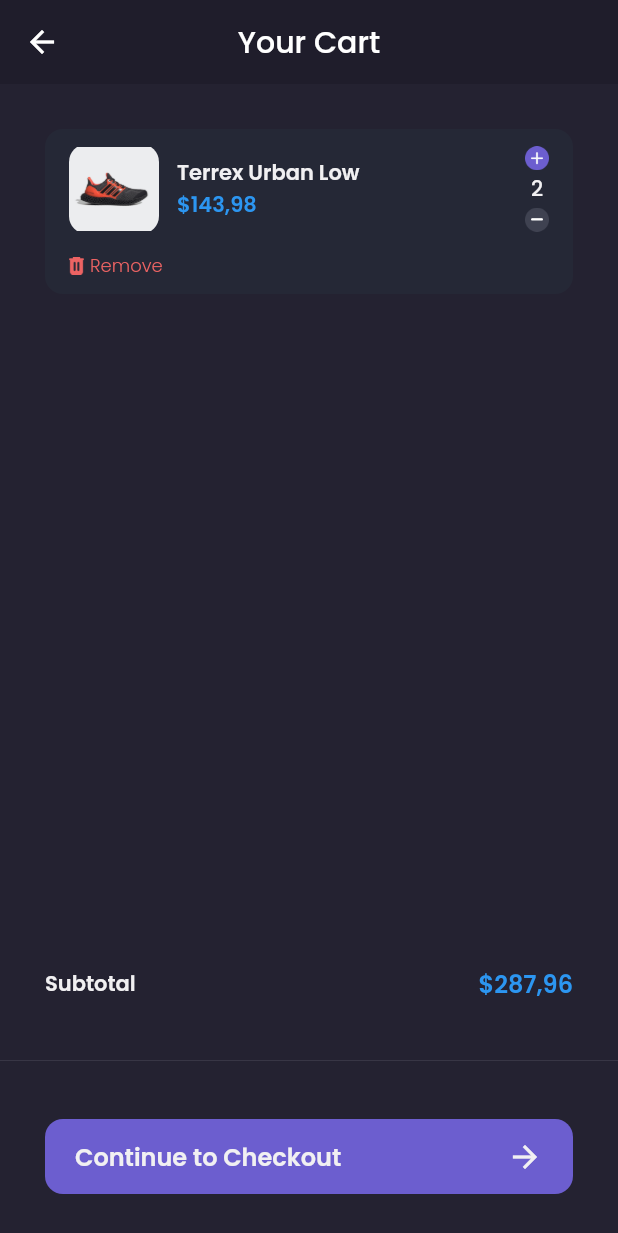
After one commit to RezaGustian29/shamo, a Flutter app: the CartPage screen opened by its route, on a phone screen of 412 x 824 dp. The commit adds this screen. Shown: the top 1233 px of the screen. Run offline on Flutter 3.47's test engine with Material 2 defaults, Android fonts, the phone set to English and light mode, and no system bars; our stand-ins replace carousel_slider.

Commit message:
add Cart Page

```diff
--- a/lib/main.dart
+++ b/lib/main.dart
@@ -7,6 +7,7 @@ import 'package:shamo/screens/home/main_page.dart';
 import 'package:shamo/screens/pages/edit_profile_page.dart';
 import 'package:shamo/screens/pages/product_page.dart';
 
+import 'screens/pages/cart_page.dart';
 import 'screens/splash/splash_screen.dart';
 
 void main() {
@@ -31,6 +32,7 @@ class MyApp extends StatelessWidget {
         '/detail-chat': (context) => const DetailChatPage(),
         '/edit-page': (context) => const EditProfilePage(),
         '/product': (context) => ProductPage(),
+        '/cart': (context) => const CartPage(),
       },
     );
   }
--- a/lib/screens/home/main_page.dart
+++ b/lib/screens/home/main_page.dart
@@ -18,7 +18,9 @@ class _MainPageState extends State<MainPage> {
   Widget build(BuildContext context) {
     Widget cartButton() {
       return FloatingActionButton(
-        onPressed: () {},
+        onPressed: () {
+          Navigator.pushNamed(context, '/cart');
+        },
         backgroundColor: AppColors.secondaryColor,
         child: Image.asset(
           'assets/icons/icon_cart.png',
--- /dev/null
+++ b/lib/screens/pages/cart_page.dart
@@ -0,0 +1,182 @@
+import 'package:flutter/material.dart';
+import 'package:shamo/config/appcolors.dart';
+
+import '../../widgets/cart_card.dart';
+
+class CartPage extends StatelessWidget {
+  const CartPage({super.key});
+
+  @override
+  Widget build(BuildContext context) {
+    PreferredSizeWidget header() {
+      return AppBar(
+        backgroundColor: AppColors.bgColor1,
+        centerTitle: true,
+        title: const Text(
+          'Your Cart',
+        ),
+        elevation: 0,
+      );
+    }
+
+    Widget emptyCart() {
+      return Center(
+        child: Column(
+          mainAxisAlignment: MainAxisAlignment.center,
+          children: [
+            Image.asset(
+              'assets/icons/icon_empty_cart.png',
+              width: 80,
+            ),
+            const SizedBox(
+              height: 20,
+            ),
+            const Text(
+              'Opss! Your Cart is Empty',
+              style: TextStyle(
+                  fontSize: 16,
+                  fontWeight: FontWeight.w500,
+                  color: AppColors.primaryTextColor),
+            ),
+            const SizedBox(
+              height: 12,
+            ),
+            const Text(
+              'Let\'s find your favorite shoes',
+              style: TextStyle(
+                fontSize: 14,
+                fontWeight: FontWeight.w400,
+                color: AppColors.secondaryTextColor,
+              ),
+            ),
+            Container(
+              margin: const EdgeInsets.only(
+                top: 20,
+              ),
+              width: 152,
+              height: 44,
+              child: TextButton(
+                  style: TextButton.styleFrom(
+                    backgroundColor: AppColors.primaryColor,
+                    shape: RoundedRectangleBorder(
+                      borderRadius: BorderRadius.circular(12),
+                    ),
+                  ),
+                  onPressed: () {
+                    Navigator.pushNamedAndRemoveUntil(
+                        context, '/home', (route) => false);
+                  },
+                  child: const Text(
+                    'Explore Store',
+                    style: TextStyle(
+                      fontSize: 16,
+                      fontWeight: FontWeight.w500,
+                      color: AppColors.primaryTextColor,
+                    ),
+                  )),
+            ),
+          ],
+        ),
+      );
+    }
+
+    Widget content() {
+      return ListView(
+        padding: EdgeInsets.symmetric(
+          horizontal: defaultMargin,
+        ),
+        children: const [
+          CartCard(),
+        ],
+      );
+    }
+
+    Widget customBottomNav() {
+      return Container(
+        height: 180,
+        child: Column(
+          children: [
+            Container(
+              margin: EdgeInsets.symmetric(
+                horizontal: defaultMargin,
+              ),
+              child: Row(
+                mainAxisAlignment: MainAxisAlignment.spaceBetween,
+                children: const [
+                  Text(
+                    'Subtotal',
+                    style: TextStyle(
+                      fontSize: 14,
+                      fontWeight: FontWeight.w600,
+                      color: AppColors.primaryTextColor,
+                    ),
+                  ),
+                  Text(
+                    '\$287,96',
+                    style: TextStyle(
+                      fontSize: 16,
+                      fontWeight: FontWeight.w600,
+                      color: AppColors.priceColor,
+                    ),
+                  ),
+                ],
+              ),
+            ),
+            const SizedBox(
+              height: 31,
+            ),
+            const Divider(
+              thickness: 0.3,
+              color: AppColors.subtitleTextColor,
+            ),
+            const SizedBox(
+              height: 31,
+            ),
+            Container(
+              height: 50,
+              margin: EdgeInsets.symmetric(
+                horizontal: defaultMargin,
+              ),
+              child: TextButton(
+                onPressed: () {},
+                style: TextButton.styleFrom(
+                  backgroundColor: AppColors.primaryColor,
+                  shape: RoundedRectangleBorder(
+                    borderRadius: BorderRadius.circular(12),
+                  ),
+                  padding: const EdgeInsets.symmetric(
+                    horizontal: 20,
+                  ),
+                ),
+                child: Row(
+                  mainAxisAlignment: MainAxisAlignment.spaceBetween,
+                  children: const [
+                    Text(
+                      'Continue to Checkout',
+                      style: TextStyle(
+                        fontSize: 16,
+                        fontWeight: FontWeight.w600,
+                        color: AppColors.primaryTextColor,
+                      ),
+                    ),
+                    Icon(
+                      Icons.arrow_forward,
+                      color: AppColors.primaryTextColor,
+                    ),
+                  ],
+                ),
+              ),
+            )
+          ],
+        ),
+      );
+    }
+
+    return Scaffold(
+      backgroundColor: AppColors.bgColor3,
+      appBar: header(),
+      body: content(),
+      bottomNavigationBar: customBottomNav(),
+    );
+  }
+}
--- a/lib/screens/pages/product_page.dart
+++ b/lib/screens/pages/product_page.dart
@@ -98,7 +98,7 @@ class _ProductPageState extends State<ProductPage> {
                         ),
                       ),
                       onPressed: () {},
-                      child: Text(
+                      child: const Text(
                         'View My Cart',
                         style: TextStyle(
                           fontSize: 16,
@@ -120,7 +120,7 @@ class _ProductPageState extends State<ProductPage> {
       return Container(
         width: currenIndex == index ? 16 : 4,
         height: 4,
-        margin: EdgeInsets.symmetric(
+        margin: const EdgeInsets.symmetric(
           horizontal: 2,
         ),
         decoration: BoxDecoration(
@@ -136,7 +136,7 @@ class _ProductPageState extends State<ProductPage> {
       return Container(
         width: 54,
         height: 54,
-        margin: EdgeInsets.only(
+        margin: const EdgeInsets.only(
           right: 16,
         ),
         decoration: BoxDecoration(
--- /dev/null
+++ b/lib/widgets/cart_card.dart
@@ -0,0 +1,115 @@
+import 'package:flutter/material.dart';
+import 'package:shamo/config/appcolors.dart';
+
+class CartCard extends StatelessWidget {
+  const CartCard({super.key});
+
+  @override
+  Widget build(BuildContext context) {
+    return Container(
+      margin: EdgeInsets.only(
+        top: defaultMargin,
+      ),
+      padding: EdgeInsets.symmetric(
+        horizontal: 16,
+        vertical: 10,
+      ),
+      decoration: BoxDecoration(
+        color: AppColors.bgColor4,
+        borderRadius: BorderRadius.circular(12),
+      ),
+      child: Column(
+        children: [
+          Row(
+            children: [
+              Container(
+                width: 60,
+                height: 60,
+                decoration: BoxDecoration(
+                  borderRadius: BorderRadius.circular(12),
+                  image: const DecorationImage(
+                    image: AssetImage('assets/images/image_shoes.png'),
+                  ),
+                ),
+              ),
+              SizedBox(
+                width: 12,
+              ),
+              Expanded(
+                child: Column(
+                  crossAxisAlignment: CrossAxisAlignment.start,
+                  children: const [
+                    Text(
+                      'Terrex Urban Low',
+                      style: TextStyle(
+                        fontSize: 14,
+                        fontWeight: FontWeight.w600,
+                        color: AppColors.primaryTextColor,
+                      ),
+                    ),
+                    Text(
+                      '\$143,98',
+                      style: TextStyle(
+                        fontSize: 14,
+                        fontWeight: FontWeight.w600,
+                        color: AppColors.priceColor,
+                      ),
+                    ),
+                  ],
+                ),
+              ),
+              Column(
+                children: [
+                  Image.asset(
+                    'assets/button/button_add.png',
+                    width: 16,
+                  ),
+                  SizedBox(
+                    height: 2,
+                  ),
+                  Text(
+                    '2',
+                    style: TextStyle(
+                      fontSize: 14,
+                      fontWeight: FontWeight.w500,
+                      color: AppColors.primaryTextColor,
+                    ),
+                  ),
+                  SizedBox(
+                    height: 2,
+                  ),
+                  Image.asset(
+                    'assets/button/button_min.png',
+                    width: 16,
+                  ),
+                ],
+              )
+            ],
+          ),
+          SizedBox(
+            height: 12,
+          ),
+          Row(
+            children: [
+              Image.asset(
+                'assets/icons/icon_remove.png',
+                width: 10,
+              ),
+              SizedBox(
+                width: 4,
+              ),
+              Text(
+                'Remove',
+                style: TextStyle(
+                  fontSize: 12,
+                  fontWeight: FontWeight.w300,
+                  color: AppColors.alertColor,
+                ),
+              ),
+            ],
+          ),
+        ],
+      ),
+    );
+  }
+}
```
